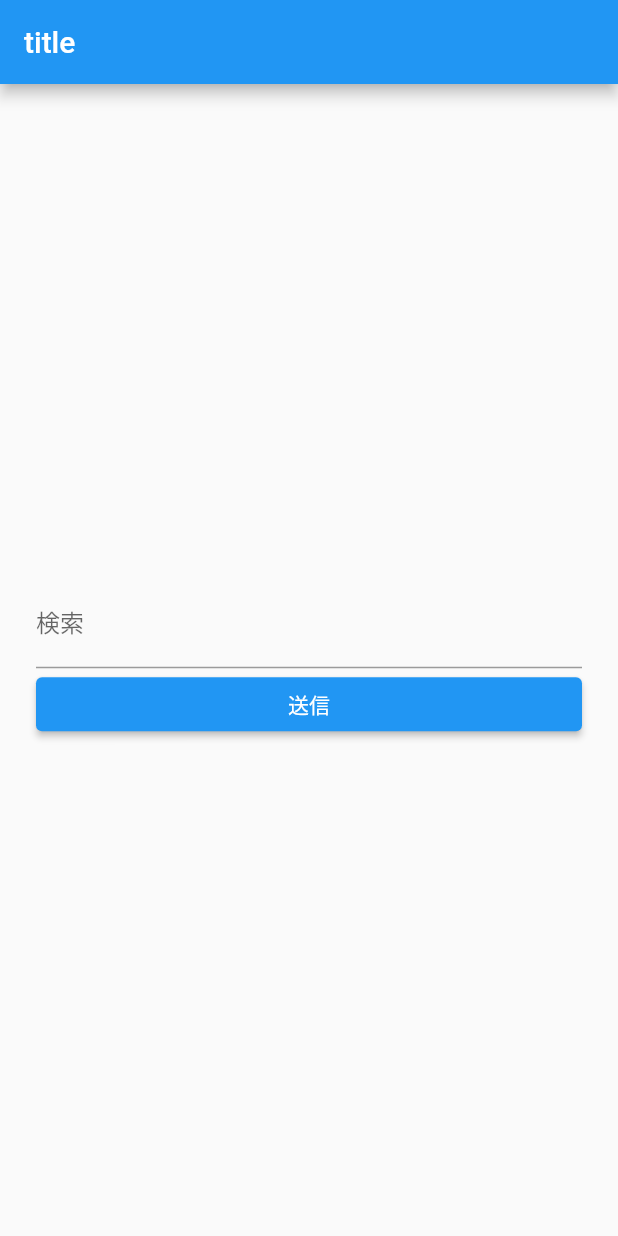
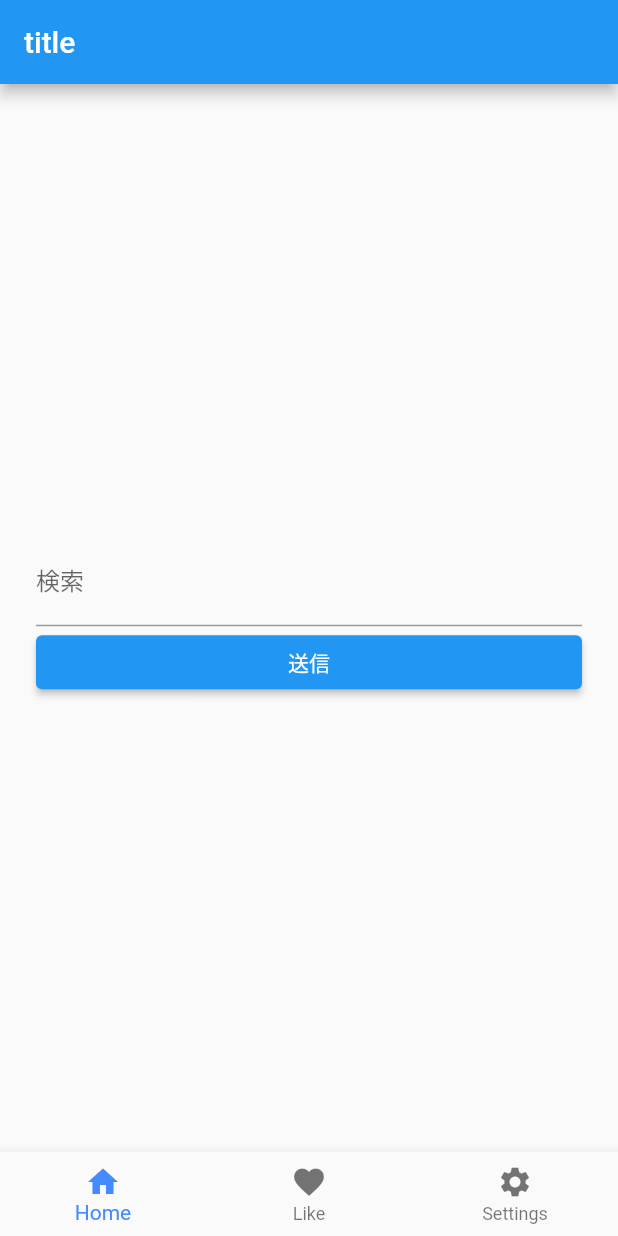
Before and after one commit to asukazaki/movieDB, a Flutter app: the screen it shows after launch, on a phone screen of 412 x 824 dp. Run offline on Flutter 3.47's test engine with Material 2 defaults, Android fonts, the phone set to English and light mode, and no system bars; our stand-ins replace cached_network_image, charts_flutter, dio, flutter_hooks, flutter_riverpod, freezed_annotation and 2 more; missing offline and left inert: dart:ffi.

Commit message:
ホーム画面周りのファイル整理、下タブ仮実装

```diff
--- /dev/null
+++ b/lib/MovieDBApp.dart
@@ -0,0 +1,88 @@
+import 'package:flutter/material.dart';
+import 'package:hooks_riverpod/hooks_riverpod.dart';
+
+import 'home/Home.dart';
+import 'list/MovieList.dart';
+import 'list/MovieListViewModel.dart';
+
+class MovieDBApp extends StatefulWidget {
+  const MovieDBApp({Key? key}) : super(key: key);
+
+  @override
+  State<StatefulWidget> createState() {
+    return _MovieDBAppState();
+  }}
+
+class _MovieDBAppState extends State<MovieDBApp> {
+  int _currentIndex = 0;
+
+  @override
+  Widget build(BuildContext context) {
+    final bottomNavigationBar = BottomNavigationBar(
+      items: const <BottomNavigationBarItem>[
+        BottomNavigationBarItem(icon: Icon(Icons.home), label: 'Home'),
+        BottomNavigationBarItem(icon: Icon(Icons.favorite), label: 'Like'),
+        BottomNavigationBarItem(icon: Icon(Icons.settings), label: 'Settings'),
+      ],
+      currentIndex: _currentIndex,
+      fixedColor: Colors.blueAccent,
+      onTap: (int index){
+        setState(() => _currentIndex = index );
+      },
+      type: BottomNavigationBarType.fixed,
+    );
+    if (_currentIndex == 0) {
+      return Home(bottomNavigationBar);
+    } else if (_currentIndex == 1) {
+      return PageWidget(color:Colors.blue, title:'Album', bottomNavigationBar: bottomNavigationBar);
+    } else {
+      return PageWidget(color:Colors.orange, title:'Chat', bottomNavigationBar: bottomNavigationBar);
+    }
+
+    // return Scaffold(
+    //   body: _pageWidgets.elementAt(_currentIndex),
+    //   bottomNavigationBar: BottomNavigationBar(
+    //     items: const <BottomNavigationBarItem>[
+    //       BottomNavigationBarItem(icon: Icon(Icons.home), label: 'Home'),
+    //       BottomNavigationBarItem(icon: Icon(Icons.favorite), label: 'Likes'),
+    //       BottomNavigationBarItem(icon: Icon(Icons.settings), label: 'Settings'),
+    //     ],
+    //     currentIndex: _currentIndex,
+    //     fixedColor: Colors.blueAccent,
+    //     onTap: _onItemTapped,
+    //     type: BottomNavigationBarType.fixed,
+    //   ),
+    // );
+  }
+}
+
+class PageWidget extends StatelessWidget {
+  final Color color;
+  final String title;
+  final BottomNavigationBar bottomNavigationBar;
+
+  const PageWidget({Key? key, required this.color, required this.title, required this.bottomNavigationBar}) : super(key: key);
+
+  @override
+  Widget build(BuildContext context) {
+    return Scaffold(
+      appBar: AppBar(
+        // Here we take the value from the MyHomePage object that was created by
+        // the App.build method, and use it to set our appbar title.
+        title: Text("$title"),
+      ),
+      body: Container(
+        color: color,
+        child: Center(
+          child: Text(
+            title,
+            style: const TextStyle(
+              fontSize: 25,
+            ),
+          ),
+        ),
+      ),
+      bottomNavigationBar: bottomNavigationBar,
+    );
+  }
+}
--- /dev/null
+++ b/lib/home/Home.dart
@@ -0,0 +1,77 @@
+import 'package:flutter/material.dart';
+import 'package:hooks_riverpod/hooks_riverpod.dart';
+
+import '../list/MovieList.dart';
+import '../list/MovieListViewModel.dart';
+
+class Home extends HookConsumerWidget {
+  final BottomNavigationBar bottomNavigationBar;
+  final _formKey = GlobalKey<FormState>();
+
+  String _message = "";
+
+  Home(this.bottomNavigationBar, {Key? key}) : super(key: key);
+
+  void _onTapSearch(BuildContext context) {
+    Navigator.push(
+      context,
+      MaterialPageRoute(builder: (context) => MovieList(bottomNavigationBar)),
+    );
+  }
+
+  @override
+  Widget build(BuildContext context, WidgetRef ref) {
+
+    return Scaffold(
+      appBar: AppBar(
+        // Here we take the value from the MyHomePage object that was created by
+        // the App.build method, and use it to set our appbar title.
+        title: const Text("title"),
+      ),
+      body: Center(
+        // Center is a layout widget. It takes a single child and positions it
+        // in the middle of the parent.
+        child: Form(
+          key: _formKey,
+          child: Container(
+            padding: const EdgeInsets.all(24),
+            child: Column(
+              mainAxisAlignment: MainAxisAlignment.center,
+              children: [
+                TextFormField(
+                  decoration: const InputDecoration(labelText: '検索'),
+                  validator: (value) {
+                    if (value == null || value.isEmpty) {
+                      return "入力必須です。";
+                    }
+                    return null;
+                  },
+                  onSaved: (value) {
+                    _message = value!;
+                  },
+                ),
+                SizedBox(
+                  width: double.infinity,
+                  child: ElevatedButton(
+                    child: const Text('送信'),
+                    onPressed: () async {
+                      if (_formKey.currentState!.validate()) {
+                        // バリデーションチェック後
+                        _formKey.currentState!.save();
+
+                        ref.watch(movieListViewModelProvider).setSearchWord(_message);
+                        ref.read(movieListViewModelProvider).fetchMovies();
+                        _onTapSearch(context);
+                      }
+                    },
+                  ),
+                )
+              ],
+            ),
+          ),
+        ),
+      ),
+      bottomNavigationBar: bottomNavigationBar,// This trailing comma makes auto-formatting nicer for build methods.
+    );
+  }
+}
--- a/lib/list/MovieList.dart
+++ b/lib/list/MovieList.dart
@@ -11,6 +11,10 @@ import '../api/NetworkError.dart';
 import '../detail/MovieDetail.dart';
 
 class MovieList extends HookConsumerWidget {
+  final BottomNavigationBar bottomNavigationBar;
+
+  MovieList(this.bottomNavigationBar);
+
   @override
   Widget build(BuildContext context, WidgetRef ref) {
     final viewModel = ref.watch(movieListViewModelProvider);
@@ -69,6 +73,7 @@ class MovieList extends HookConsumerWidget {
           );
         },
       ),
+      bottomNavigationBar: bottomNavigationBar,
     );
   }
 
--- a/lib/main.dart
+++ b/lib/main.dart
@@ -1,9 +1,7 @@
 import 'package:flutter/material.dart';
 import 'package:hooks_riverpod/hooks_riverpod.dart';
 import 'package:intl/date_symbol_data_local.dart';
-import 'package:moviedb/list/MovieListViewModel.dart';
-
-import 'list/MovieList.dart';
+import 'package:moviedb/MovieDBApp.dart';
 
 void main() async {
   await initializeDateFormatting('ja_JP');
@@ -21,85 +19,7 @@ class MyApp extends StatelessWidget {
       theme: ThemeData(
         primarySwatch: Colors.blue,
       ),
-      home: MyHomePageState(),
+      home: MovieDBApp(),
     );
   }
 }
-
-// class MyHomePage extends StatefulWidget {
-//   const MyHomePage({Key? key, required this.title}) : super(key: key);
-//   final String title;
-//
-//   @override
-//   State<MyHomePage> createState() => _MyHomePageState();
-// }
-
-class MyHomePageState extends HookConsumerWidget {
-  final _formKey = GlobalKey<FormState>();
-
-  String _message = "";
-
-  MyHomePageState({Key? key}) : super(key: key);
-
-  void _onTapSearch(BuildContext context) {
-    Navigator.push(
-      context,
-      MaterialPageRoute(builder: (context) => MovieList()),
-    );
-  }
-
-  @override
-  Widget build(BuildContext context, WidgetRef ref) {
-
-    return Scaffold(
-      appBar: AppBar(
-        // Here we take the value from the MyHomePage object that was created by
-        // the App.build method, and use it to set our appbar title.
-        title: const Text("title"),
-      ),
-      body: Center(
-        // Center is a layout widget. It takes a single child and positions it
-        // in the middle of the parent.
-        child: Form(
-          key: _formKey,
-          child: Container(
-            padding: const EdgeInsets.all(24),
-            child: Column(
-              mainAxisAlignment: MainAxisAlignment.center,
-              children: [
-                TextFormField(
-                  decoration: const InputDecoration(labelText: '検索'),
-                  validator: (value) {
-                    if (value == null) {
-                      return "入力必須です。";
-                    }
-                    return null;
-                  },
-                  onSaved: (value) {
-                    _message = value!;
-                  },
-                ),
-                SizedBox(
-                  width: double.infinity,
-                  child: ElevatedButton(
-                    child: const Text('送信'),
-                    onPressed: () async {
-                      if (_formKey.currentState!.validate()) {
-                        // バリデーションチェック後
-                        _formKey.currentState!.save();
-
-                        ref.watch(movieListViewModelProvider).setSearchWord(_message);
-                        ref.read(movieListViewModelProvider).fetchMovies();
-                        _onTapSearch(context);
-                      }
-                    },
-                  ),
-                )
-              ],
-            ),
-          ),
-        ),
-      ), // This trailing comma makes auto-formatting nicer for build methods.
-    );
-  }
-}
```
